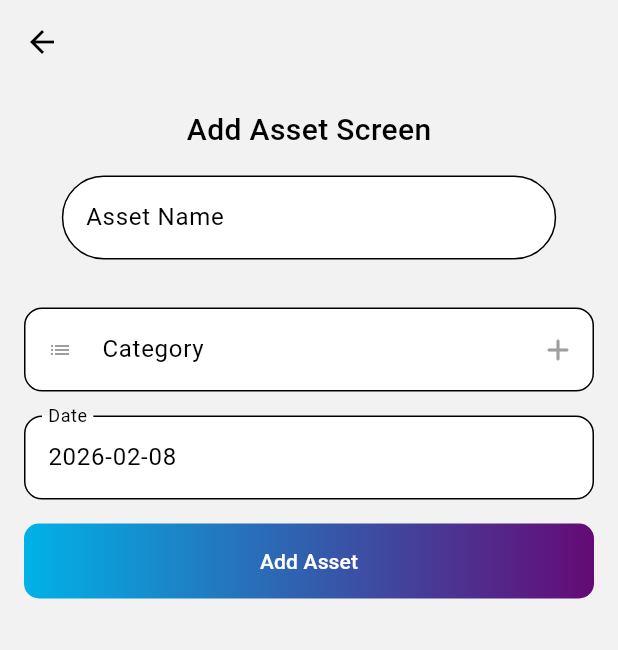
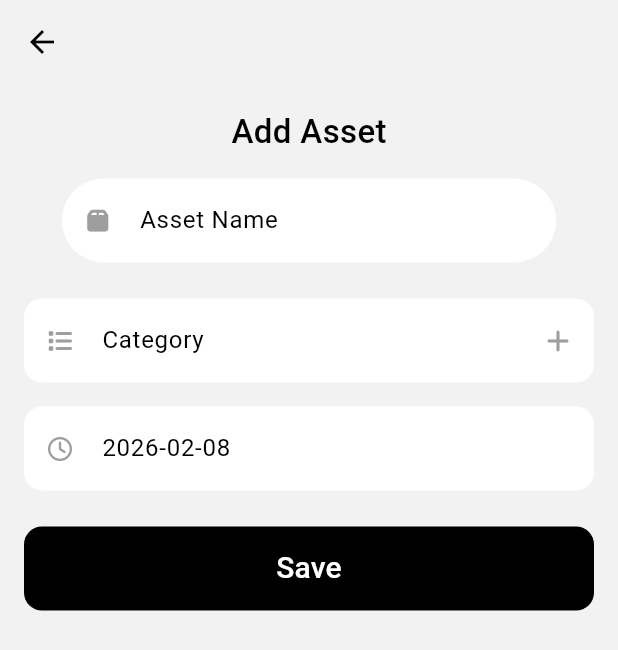
Before and after one commit to YasiruHarinda/IncomeDashboard, a Flutter app: the screen it shows after launch, after a tap on an icon or button, on a phone screen of 412 x 824 dp. Shown: the top 650 px of the screen. Run offline on Flutter 3.47's test engine with Material 3 defaults, Android fonts, the phone set to English and light mode, and no system bars; our stand-ins replace bloc, cloud_firestore, equatable, firebase_core, fl_chart, flutter_bloc and 1 more; accounts and stored records are empty.

Commit message:
Refactor add-asset UI and Firestore integration
Replace repo usage with direct Firestore collections for assets and categories; add category creation dialog, duplicate prevention, and immediate UI updates. Clean up save/error handling, simplify form fields (icons, hints, borders) and button states, and refine date/category pickers. Add new Assert and Asset model/entity types and repository methods (create/get assets) in assert_repository package. Also relax analyzer lint for non_constant_identifier_names in analysis_options.yaml.

```diff
--- a/wealth/income_tracker/analysis_options.yaml
+++ b/wealth/income_tracker/analysis_options.yaml
@@ -7,6 +7,9 @@
 
 # The following line activates a set of recommended lints for Flutter apps,
 # packages, and plugins designed to encourage good coding practices.
+analyzer:
+  errors:
+    non_constant_identifier_names: ignore
 include: package:flutter_lints/flutter.yaml
 
 linter:
--- a/wealth/income_tracker/lib/screens/add_assert/views/add_assert.dart
+++ b/wealth/income_tracker/lib/screens/add_assert/views/add_assert.dart
@@ -1,4 +1,3 @@
-import 'package:assert_repository/assert_repository.dart' as assert_repo;
 import 'package:cloud_firestore/cloud_firestore.dart';
 import 'package:flutter/material.dart';
 import 'package:font_awesome_flutter/font_awesome_flutter.dart';
@@ -13,22 +12,19 @@ class AddAssert extends StatefulWidget {
 }
 
 class _AddAssertState extends State<AddAssert> {
-  final assert_repo.AssertRepository _assertRepository =
-      assert_repo.FirebaseAssertRepo();
   final TextEditingController assertController = TextEditingController();
   final TextEditingController categoryController = TextEditingController();
   final TextEditingController dateController = TextEditingController();
 
   DateTime selectDate = DateTime.now();
   bool _isSaving = false;
-  List<String> myCategories = [
-    'CSE',
-    'FD',
-    'Saving',
-    'Unit',
-    'crypto',
-    'Treasury Bill',
-  ];
+
+  // ✅ simple list of category names
+  List<String> myCategories = [];
+
+  // ✅ change these in ONE place if you want different collection names
+  final _categoriesCol = FirebaseFirestore.instance.collection('assert_categories');
+  final _assertsCol = FirebaseFirestore.instance.collection('asserts');
 
   @override
   void initState() {
@@ -47,30 +43,36 @@ class _AddAssertState extends State<AddAssert> {
 
   Future<void> _loadCategories() async {
     try {
-      final categories = await _assertRepository.getCategory();
-      if (!mounted || categories.isEmpty) {
-        return;
-      }
+      final snap = await _categoriesCol.orderBy('createdAt', descending: true).get();
+
+      final names = snap.docs
+          .map((d) => (d.data()['name'] ?? '').toString().trim())
+          .where((name) => name.isNotEmpty)
+          .toList();
+
+      if (!mounted) return;
 
       setState(() {
-        myCategories = [
-          ...myCategories,
-          ...categories.map((category) => category.name),
-        ].toSet().toList();
+        // remove duplicates while keeping order
+        myCategories = names.toSet().toList();
       });
-    } catch (_) {
-      // Keep default categories when backend fetch fails.
+    } catch (e) {
+      // If fetch fails, keep list empty (or you can add defaults)
+      // ignore
     }
   }
 
   Future<void> _selectCategory() async {
     if (myCategories.isEmpty) {
+      ScaffoldMessenger.of(context).showSnackBar(
+        const SnackBar(content: Text('No categories yet. Add one using +')),
+      );
       return;
     }
 
-    final selectedCategory = await showModalBottomSheet<String>(
+    final selected = await showModalBottomSheet<String>(
       context: context,
-      builder: (context) {
+      builder: (_) {
         return SafeArea(
           child: ListView.separated(
             shrinkWrap: true,
@@ -88,13 +90,88 @@ class _AddAssertState extends State<AddAssert> {
       },
     );
 
-    if (!mounted || selectedCategory == null) {
+    if (!mounted || selected == null) return;
+
+    setState(() {
+      categoryController.text = selected;
+    });
+  }
+
+  Future<void> _addCategoryDialog() async {
+    final ctrl = TextEditingController();
+
+    await showDialog(
+      context: context,
+      builder: (ctx) {
+        return AlertDialog(
+          title: const Text('Add Category'),
+          content: TextField(
+            controller: ctrl,
+            decoration: const InputDecoration(
+              hintText: 'Category name',
+              border: OutlineInputBorder(),
+            ),
+          ),
+          actions: [
+            TextButton(
+              onPressed: () => Navigator.pop(ctx),
+              child: const Text('Cancel'),
+            ),
+            ElevatedButton(
+              onPressed: () async {
+                final name = ctrl.text.trim();
+                if (name.isEmpty) return;
+
+                try {
+                  // ✅ prevent duplicates (case-insensitive)
+                  final existing = await _categoriesCol
+                      .where('nameLower', isEqualTo: name.toLowerCase())
+                      .limit(1)
+                      .get();
+
+                  if (existing.docs.isNotEmpty) {
+                    if (!mounted) return;
+                    setState(() {
+                      categoryController.text = name;
+                      if (!myCategories.contains(name)) myCategories.insert(0, name);
+                    });
+                    Navigator.pop(ctx);
                     return;
                   }
 
+                  final id = const Uuid().v1();
+                  await _categoriesCol.doc(id).set({
+                    'categoryId': id,
+                    'name': name,
+                    'nameLower': name.toLowerCase(),
+                    'createdAt': FieldValue.serverTimestamp(),
+                  });
+
+                  if (!mounted) return;
+
+                  // ✅ update UI immediately (and also set selected)
                   setState(() {
-      categoryController.text = selectedCategory;
+                    myCategories.insert(0, name);
+                    categoryController.text = name;
                   });
+
+                  Navigator.pop(ctx);
+
+                  // ✅ optional: re-fetch to be 100% consistent with Firebase ordering
+                  // await _loadCategories();
+                } catch (e) {
+                  if (!mounted) return;
+                  ScaffoldMessenger.of(context).showSnackBar(
+                    SnackBar(content: Text('Failed to add category: $e')),
+                  );
+                }
+              },
+              child: const Text('Save'),
+            )
+          ],
+        );
+      },
+    );
   }
 
   Future<void> _saveAsset() async {
@@ -112,7 +189,8 @@ class _AddAssertState extends State<AddAssert> {
 
     try {
       final assertId = const Uuid().v1();
-      await FirebaseFirestore.instance.collection('asserts').doc(assertId).set({
+
+      await _assertsCol.doc(assertId).set({
         'assertId': assertId,
         'name': assetName,
         'category': category,
@@ -120,25 +198,19 @@ class _AddAssertState extends State<AddAssert> {
         'createdAt': FieldValue.serverTimestamp(),
       });
 
-      if (!mounted) {
-        return;
-      }
+      if (!mounted) return;
 
       ScaffoldMessenger.of(context).showSnackBar(
         const SnackBar(content: Text('Asset added successfully.')),
       );
       Navigator.pop(context);
-    } catch (error) {
-      if (!mounted) {
-        return;
-      }
+    } catch (e) {
+      if (!mounted) return;
       ScaffoldMessenger.of(context).showSnackBar(
-        SnackBar(content: Text('Failed to add asset: $error')),
+        SnackBar(content: Text('Failed to add asset: $e')),
       );
     } finally {
-      if (mounted) {
-        setState(() => _isSaving = false);
-      }
+      if (mounted) setState(() => _isSaving = false);
     }
   }
 
@@ -156,31 +228,31 @@ class _AddAssertState extends State<AddAssert> {
           child: Column(
             crossAxisAlignment: CrossAxisAlignment.center,
             children: [
-              const Center(
-                child: Text(
-                  'Add Asset Screen',
-                  style: TextStyle(
-                    fontSize: 20,
-                    fontWeight: FontWeight.w500,
-                  ),
-                ),
+              const Text(
+                'Add Asset',
+                style: TextStyle(fontSize: 22, fontWeight: FontWeight.w500),
               ),
               const SizedBox(height: 16),
+
               SizedBox(
                 width: MediaQuery.of(context).size.width * 0.8,
                 child: TextFormField(
                   controller: assertController,
-                  decoration: const InputDecoration(
+                  decoration: InputDecoration(
                     filled: true,
                     fillColor: Colors.white,
+                    prefixIcon: const Icon(FontAwesomeIcons.box, size: 16, color: Colors.grey),
                     border: OutlineInputBorder(
-                      borderRadius: BorderRadius.all(Radius.circular(30)),
+                      borderRadius: BorderRadius.circular(30),
+                      borderSide: BorderSide.none,
                     ),
-                    labelText: 'Asset Name',
+                    hintText: 'Asset Name',
                   ),
                 ),
               ),
-              const SizedBox(height: 32.0),
+
+              const SizedBox(height: 24),
+
               TextFormField(
                 controller: categoryController,
                 readOnly: true,
@@ -188,99 +260,21 @@ class _AddAssertState extends State<AddAssert> {
                 decoration: InputDecoration(
                   filled: true,
                   fillColor: Colors.white,
-                  prefixIcon: const Icon(
-                    Icons.list,
-                    size: 16,
-                    color: Colors.grey,
+                  prefixIcon: const Icon(FontAwesomeIcons.list, size: 16, color: Colors.grey),
+                  suffixIcon: IconButton(
+                    onPressed: _addCategoryDialog,
+                    icon: const Icon(FontAwesomeIcons.plus, size: 16, color: Colors.grey),
                   ),
-                  suffixIcon: IconButton(
-                    onPressed: () {
-                      showDialog(
-                        context: context,
-                        builder: (ctx) {
-                          final categoryNameController = TextEditingController();
-
-                          return AlertDialog(
-                            title: const Text('Add Category'),
-                            content: TextFormField(
-                              controller: categoryNameController,
-                              textAlignVertical: TextAlignVertical.center,
-                              decoration: const InputDecoration(
-                                isDense: true,
-                                filled: true,
-                                fillColor: Colors.white,
+                  hintText: 'Category',
                   border: OutlineInputBorder(
-                                  borderRadius:
-                                      BorderRadius.all(Radius.circular(12)),
-                                ),
-                                labelText: 'Name',
+                    borderRadius: BorderRadius.circular(12),
+                    borderSide: BorderSide.none,
                   ),
                 ),
-                            actions: [
-                              TextButton(
-                                onPressed: () => Navigator.pop(ctx),
-                                child: const Text('Cancel'),
               ),
-                              ElevatedButton(
-                                onPressed: () async {
-                                  final categoryName =
-                                      categoryNameController.text.trim();
-                                  if (categoryName.isEmpty) {
-                                    return;
-                                  }
 
-                                  final newCategory = assert_repo.Category(
-                                    categoryId: const Uuid().v1(),
-                                    name: categoryName,
-                                    totalAssert: 0,
-                                  );
+              const SizedBox(height: 16),
 
-                                  try {
-                                    await _assertRepository
-                                        .createCategory(newCategory);
-                                    if (!mounted) {
-                                      return;
-                                    }
-
-                                    setState(() {
-                                      myCategories.add(newCategory.name);
-                                      categoryController.text = newCategory.name;
-                                    });
-
-                                    Navigator.pop(ctx);
-                                  } catch (error) {
-                                    if (!mounted) {
-                                      return;
-                                    }
-                                    ScaffoldMessenger.of(context).showSnackBar(
-                                      SnackBar(
-                                        content: Text(
-                                          'Failed to save category: $error',
-                                        ),
-                                      ),
-                                    );
-                                  }
-                                },
-                                child: const Text('Save'),
-                              ),
-                            ],
-                          );
-                        },
-                      );
-                    },
-                    icon: const Icon(
-                      FontAwesomeIcons.plus,
-                      size: 16,
-                      color: Colors.grey,
-                    ),
-                  ),
-                  border: const OutlineInputBorder(
-                    borderRadius: BorderRadius.all(Radius.circular(12)),
-                  ),
-                  labelText: 'Category',
-                ),
-              ),
-              const SizedBox(height: 16.0),
               TextFormField(
                 controller: dateController,
                 readOnly: true,
@@ -293,51 +287,40 @@ class _AddAssertState extends State<AddAssert> {
                   );
                   if (newDate != null) {
                     setState(() {
-                      dateController.text =
-                          DateFormat('yyyy-MM-dd').format(newDate);
+                      dateController.text = DateFormat('yyyy-MM-dd').format(newDate);
                       selectDate = newDate;
                     });
                   }
                 },
-                decoration: const InputDecoration(
+                decoration: InputDecoration(
                   filled: true,
                   fillColor: Colors.white,
+                  prefixIcon: const Icon(FontAwesomeIcons.clock, size: 16, color: Colors.grey),
+                  hintText: 'Date',
                   border: OutlineInputBorder(
-                    borderRadius: BorderRadius.all(Radius.circular(12)),
-                  ),
-                  labelText: 'Date',
+                    borderRadius: BorderRadius.circular(12),
+                    borderSide: BorderSide.none,
                   ),
                 ),
-              const SizedBox(height: 16.0),
-              Container(
+              ),
+
+              const SizedBox(height: 24),
+
+              SizedBox(
                 width: double.infinity,
-                decoration: BoxDecoration(
-                  gradient: const LinearGradient(
-                    colors: [
-                      Color(0xFF00B2E7),
-                      Color.fromARGB(255, 101, 10, 117),
-                    ],
+                height: kToolbarHeight,
+                child: _isSaving
+                    ? const Center(child: CircularProgressIndicator())
+                    : TextButton(
+                        onPressed: _saveAsset,
+                        style: TextButton.styleFrom(
+                          backgroundColor: Colors.black,
+                          shape: RoundedRectangleBorder(borderRadius: BorderRadius.circular(12)),
                         ),
-                  borderRadius: BorderRadius.circular(10),
+                        child: const Text(
+                          'Save',
+                          style: TextStyle(fontSize: 20, color: Colors.white),
                         ),
-                child: TextButton(
-                  onPressed: _isSaving ? null : _saveAsset,
-                  style: TextButton.styleFrom(
-                    foregroundColor: Colors.white,
-                    minimumSize: const Size.fromHeight(50),
-                    shape: RoundedRectangleBorder(
-                      borderRadius: BorderRadius.circular(10),
-                    ),
-                    backgroundColor: Colors.transparent,
-                    shadowColor: Colors.transparent,
-                  ),
-                  child: _isSaving
-                      ? const SizedBox(
-                          width: 18,
-                          height: 18,
-                          child: CircularProgressIndicator(strokeWidth: 2),
-                        )
-                      : const Text('Add Asset'),
                       ),
               ),
             ],
--- a/wealth/income_tracker/packages/assert_repository/lib/src/firebase_assert_repo.dart
+++ b/wealth/income_tracker/packages/assert_repository/lib/src/firebase_assert_repo.dart
@@ -2,11 +2,35 @@ import 'dart:developer';
 import 'package:cloud_firestore/cloud_firestore.dart';
 
 import '../assert_repository.dart';
-import 'package:assert_repository/src/category.dart'; // Make sure this path points to where Category is defined
+import 'package:assert_repository/src/category.dart';
+import 'package:assert_repository/src/models/assert.dart';
+
+class Asset {
+  final String assetId;
+  // Add other fields as needed
+
+  Asset({required this.assetId});
+
+  AssetEntity toEntity() => AssetEntity(assetId: assetId);
+
+  static Asset fromEntity(AssetEntity entity) => Asset(assetId: entity.assetId);
+}
+
+class AssetEntity {
+  final String assetId;
+  // Add other fields as needed
+
+  AssetEntity({required this.assetId});
+
+  Map<String, dynamic> toDocument() => {'assetId': assetId};
+
+  static AssetEntity fromDocument(Map<String, dynamic> doc) =>
+      AssetEntity(assetId: doc['assetId'] as String);
+}
 
 class FirebaseAssertRepo implements AssertRepository {
    final categoryCollection = FirebaseFirestore.instance.collection('categories');
-	 final assertCollection = FirebaseFirestore.instance.collection('asserts');
+   final assertCollection = FirebaseFirestore.instance.collection('assets');
 
   @override
   Future<void> createCategory(Category category) async {
@@ -34,30 +58,28 @@ class FirebaseAssertRepo implements AssertRepository {
     }
   }
 
-  // @override
-  // Future<void> createAssert(Assert assert) async {
-  //   try {
-  //     await assertCollection
-  //       .doc(assert.assertId)
-  //       .set(assert.toEntity().toDocument());
-  //   } catch (e) {
-  //     log(e.toString());
-  //     rethrow;
-  //   }
-  // }
+  Future<void> createAsset(Asset asset) async {
+    try {
+      await assertCollection
+        .doc(asset.assetId)
+        .set(asset.toEntity().toDocument());
+    } catch (e) {
+      log(e.toString());
+      rethrow;
+    }
+  }
 
-  // @override
-  // Future<List<Assert>> getAsserts() async {
-  //   try {
-  //     return await assertCollection
-  //       .get()
-  //       .then((value) => value.docs.map((e) =>
-  //         Assert.fromEntity(AssertEntity.fromDocument(e.data()))
-  //       ).toList());
-  //   } catch (e) {
-  //     log(e.toString());
-  //     rethrow;
-  //   }
-  // }
+  Future<List<Asset>> getAssets() async {
+    try {
+      return await assertCollection
+        .get()
+        .then((value) => value.docs.map((e) =>
+          Asset.fromEntity(AssetEntity.fromDocument(e.data()))
+        ).toList());
+    } catch (e) {
+      log(e.toString());
+      rethrow;
+    }
+  }
 
 }
```
Also changed, not shown: wealth/income_tracker/packages/assert_repository/lib/src/models/assert.dart (+54 -0 lines). Lines whose indentation alone changed are shown as unchanged.
